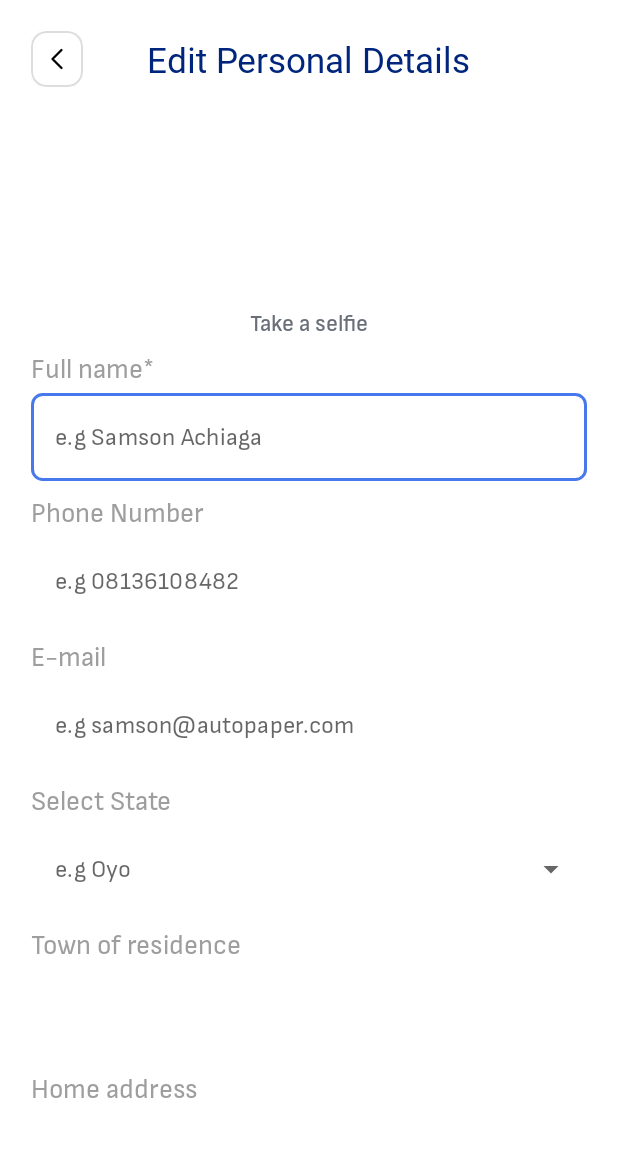
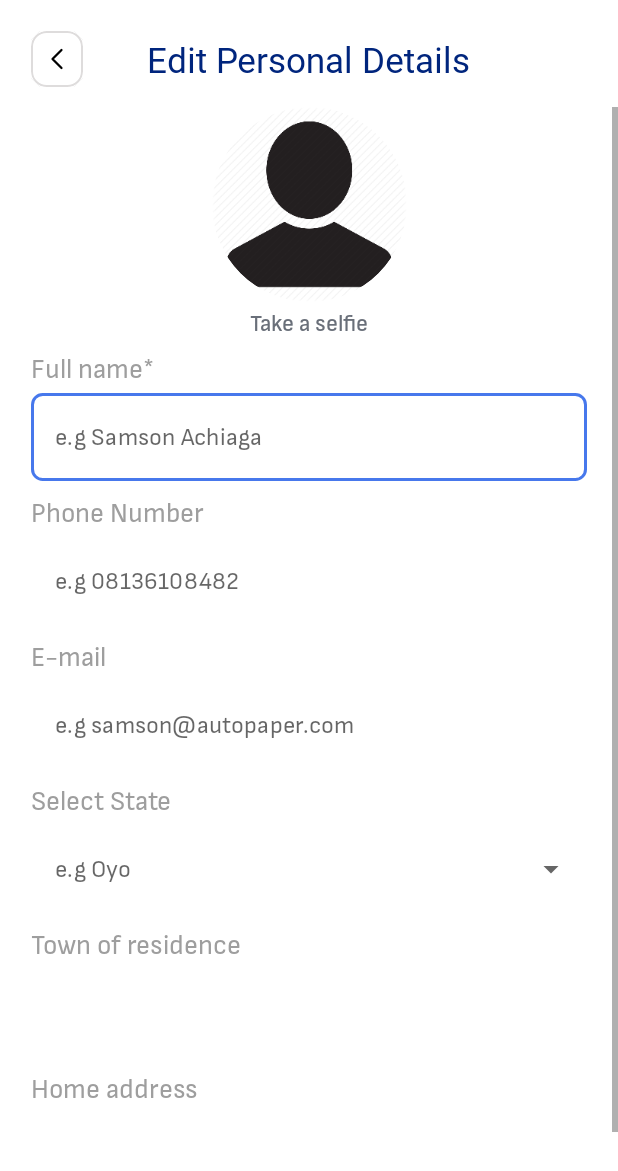
Before and after one commit to certified84/AutoPaper, an Android app: the fragment PersonalDetailsFragment shown on its own in the app's theme, on a phone screen of 412 x 824 dp. Shown: the top 1171 px of the screen. Run offline under Robolectric (Android 15) with nearby library versions, the phone set to English and light mode, and no system bars; our stand-ins replace Firebase (no records; nobody signed in at launch, a user with empty details on screens opened directly), data binding, sdp/ssp sizes; 4 statements that could not run were skipped.

Commit message:
Started adding functionalities to the PersonalDetailsFragment.kt

```diff
--- a/app/src/main/java/com/certified/autopaper/data/model/Agent.kt
+++ b/app/src/main/java/com/certified/autopaper/data/model/Agent.kt
@@ -1,5 +1,9 @@
 package com.certified.autopaper.data.model
 
+import android.os.Parcelable
+import kotlinx.parcelize.Parcelize
+
+@Parcelize
 data class Agent(
     val id: String = "",
     val name: String = "",
@@ -17,4 +21,4 @@ data class Agent(
     val complete: Boolean = false,
     val registeredVehicles: Int = 0,
     val ongoingRegistration: Int = 0,
-)
+) : Parcelable
--- a/app/src/main/java/com/certified/autopaper/ui/auth/signup/SignupViewModel.kt
+++ b/app/src/main/java/com/certified/autopaper/ui/auth/signup/SignupViewModel.kt
@@ -45,7 +45,7 @@ class SignupViewModel : ViewModel() {
 
     private fun uploadDetails(user: FirebaseUser) {
         Firebase.firestore.collection("users").document(user.uid)
-            .set(Agent(id = user.uid, authType = "email"))
+            .set(Agent(id = user.uid, authType = "email", email = user.email!!))
             .addOnCompleteListener {
                 if (it.isSuccessful) {
                     sendVerificationEmail(user)
--- a/app/src/main/java/com/certified/autopaper/ui/profile/PersonalDetailsFragment.kt
+++ b/app/src/main/java/com/certified/autopaper/ui/profile/PersonalDetailsFragment.kt
@@ -6,6 +6,8 @@ import android.view.View
 import android.view.ViewGroup
 import androidx.fragment.app.Fragment
 import androidx.fragment.app.activityViewModels
+import androidx.navigation.fragment.findNavController
+import androidx.navigation.fragment.navArgs
 import com.certified.autopaper.databinding.FragmentPersonalDetailsBinding
 import com.google.firebase.auth.FirebaseAuth
 import com.google.firebase.auth.ktx.auth
@@ -16,6 +18,7 @@ class PersonalDetailsFragment : Fragment() {
     private var _binding: FragmentPersonalDetailsBinding? = null
     private val binding get() = _binding!!
     private val viewModel: ProfileViewModel by activityViewModels()
+    private val args: PersonalDetailsFragmentArgs by navArgs()
     private lateinit var auth: FirebaseAuth
 
     override fun onCreateView(
@@ -28,6 +31,30 @@ class PersonalDetailsFragment : Fragment() {
         return binding.root
     }
 
+    override fun onViewCreated(view: View, savedInstanceState: Bundle?) {
+        super.onViewCreated(view, savedInstanceState)
+        binding.apply {
+            user = args.user
+            lifecycleOwner = this@PersonalDetailsFragment
+            uiState = viewModel.uiState
+
+            if (args.user?.authType == "phone")
+                etPhone.apply {
+                    keyListener = null
+                    alpha = .5F
+                }
+            else if (args.user?.authType == "email")
+                etEmail.apply {
+                    keyListener = null
+                    alpha = .5F
+                }
+
+            btnBack.setOnBackClickedListener {
+                findNavController().navigate(PersonalDetailsFragmentDirections.actionPersonalDetailsFragmentToProfileFragment())
+            }
+        }
+    }
+
     override fun onDestroyView() {
         super.onDestroyView()
         _binding = null
--- a/app/src/main/res/layout/fragment_personal_details.xml
+++ b/app/src/main/res/layout/fragment_personal_details.xml
@@ -63,6 +63,7 @@
                     android:layout_height="@dimen/_100sdp"
                     app:layout_constraintEnd_toEndOf="parent"
                     app:layout_constraintStart_toStartOf="parent"
+                    app:profileImage="@{user.photoUrl}"
                     app:layout_constraintTop_toTopOf="parent"
                     app:shapeAppearanceOverlay="@style/ShapeAppearanceOverlay.Circle"
                     tools:src="@drawable/no_profile_image" />
@@ -118,6 +119,7 @@
                         android:layout_height="@dimen/_45sdp"
                         android:fontFamily="@font/sofia_sans_regular"
                         android:hint="@string/name_hint"
+                        android:text="@{user.name}"
                         android:inputType="textPersonName"
                         android:paddingTop="@dimen/_8sdp"
                         android:paddingBottom="@dimen/_8sdp"
@@ -164,6 +166,7 @@
                         android:fontFamily="@font/sofia_sans_regular"
                         android:hint="@string/phone_hint"
                         android:inputType="phone"
+                        android:text="@{user.phoneNumber}"
                         android:paddingTop="@dimen/_8sdp"
                         android:paddingBottom="@dimen/_8sdp"
                         android:textColor="@color/black" />
@@ -211,6 +214,7 @@
                         android:inputType="textEmailAddress"
                         android:paddingTop="@dimen/_8sdp"
                         android:paddingBottom="@dimen/_8sdp"
+                        android:text="@{user.email}"
                         android:textColor="@color/black" />
 
                 </com.google.android.material.textfield.TextInputLayout>
@@ -253,8 +257,9 @@
                         android:layout_height="@dimen/_45sdp"
                         android:fontFamily="@font/sofia_sans_regular"
                         android:hint="@string/state_hint"
-                        android:inputType="textEmailAddress"
+                        android:inputType="textPersonName"
                         android:paddingTop="@dimen/_8sdp"
+                        android:text="@{user.state}"
                         android:paddingBottom="@dimen/_8sdp"
                         android:textColor="@color/black" />
 
@@ -297,8 +302,9 @@
                         android:layout_width="match_parent"
                         android:layout_height="@dimen/_45sdp"
                         android:fontFamily="@font/sofia_sans_regular"
-                        android:inputType="textEmailAddress"
+                        android:inputType="textPersonName"
                         android:paddingTop="@dimen/_8sdp"
+                        android:text="@{user.townResidence}"
                         android:paddingBottom="@dimen/_8sdp"
                         android:textColor="@color/black" />
 
@@ -341,12 +347,26 @@
                         android:layout_width="match_parent"
                         android:layout_height="@dimen/_45sdp"
                         android:fontFamily="@font/sofia_sans_regular"
-                        android:inputType="textEmailAddress"
+                        android:inputType="textMultiLine"
+                        android:text="@{user.homeAddress}"
                         android:paddingTop="@dimen/_8sdp"
                         android:paddingBottom="@dimen/_8sdp"
                         android:textColor="@color/black" />
 
                 </com.google.android.material.textfield.TextInputLayout>
+
+                <com.google.android.material.button.MaterialButton
+                    android:id="@+id/btn_save"
+                    android:layout_width="match_parent"
+                    android:layout_height="@dimen/_45sdp"
+                    android:text="@string/save"
+                    android:textSize="@dimen/_18ssp"
+                    android:textAllCaps="false"
+                    android:fontFamily="@font/sofia_sans_medium"
+                    app:layout_constraintEnd_toEndOf="parent"
+                    app:layout_constraintStart_toStartOf="parent"
+                    android:layout_margin="@dimen/_16sdp"
+                    app:layout_constraintTop_toBottomOf="@+id/et_home_address_layout"/>
 
             </androidx.constraintlayout.widget.ConstraintLayout>
         </ScrollView>
--- a/app/src/main/res/values/strings.xml
+++ b/app/src/main/res/values/strings.xml
@@ -66,4 +66,5 @@
     <string name="town_residence_hint">e.g Owolabani</string>
     <string name="town_of_residence">Town of residence</string>
     <string name="home_address">Home address</string>
+    <string name="save">Save</string>
 </resources>
```
Also changed, not shown: app/src/main/java/com/certified/autopaper/ui/profile/ProfileFragment.kt (+17 -0 lines), app/src/main/res/navigation/navigation.xml (+58 -5 lines).
